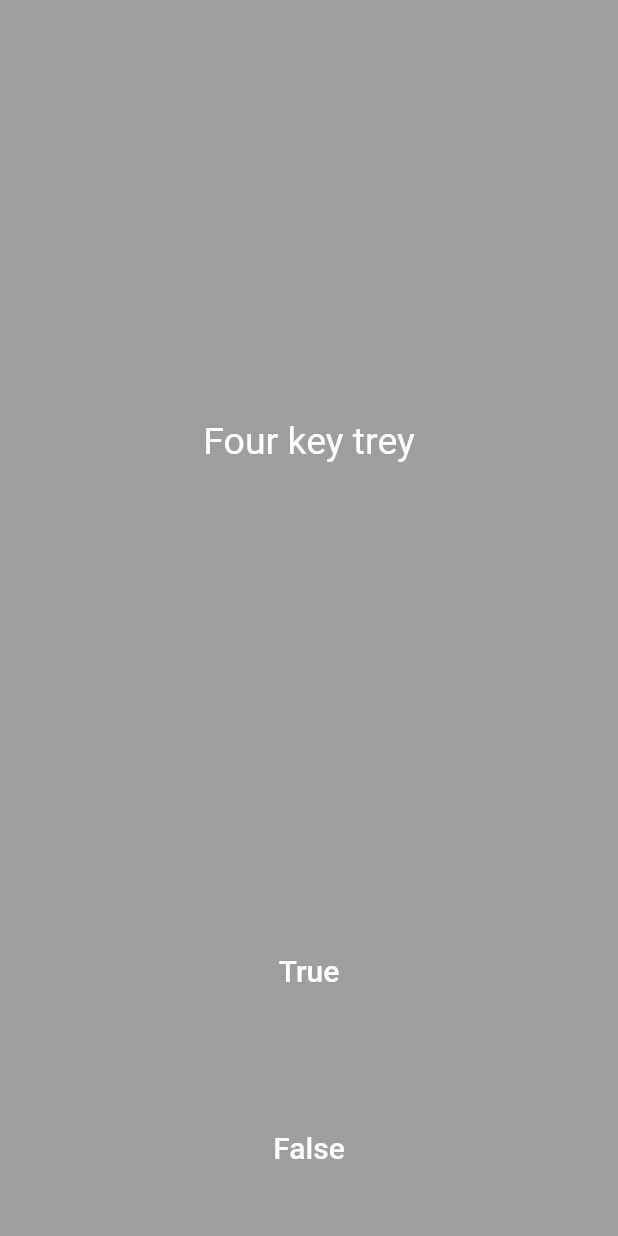
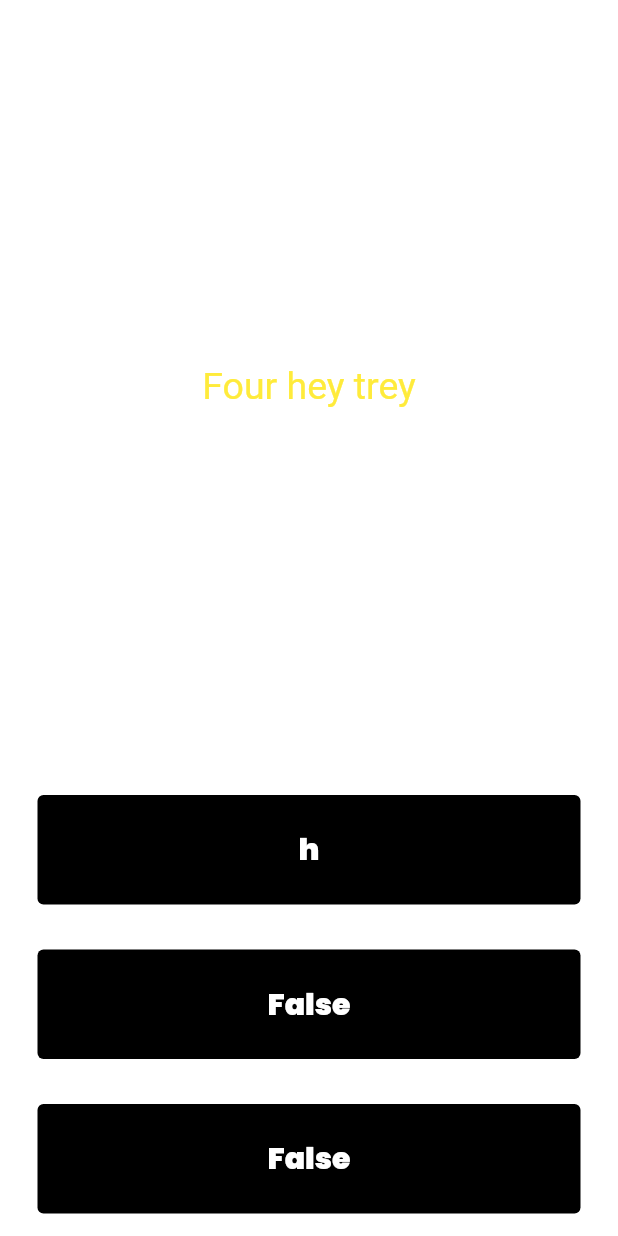
Before and after one commit to ElIJAHflores24/Seremeni, a Flutter app: the Welcome screen opened directly, after a tap on "Travel", on a phone screen of 412 x 824 dp. Run offline on Flutter 3.47's test engine with Material 2 defaults, Android fonts, the phone set to English and light mode, and no system bars; our stand-ins replace firebase_auth, firebase_database, rflutter_alert; missing offline and left inert: firebase_auth_web, firebase_core_web; accounts and stored records are empty.

Commit message:
“7/30commit”

```diff
--- /dev/null
+++ b/lib/models/answer.dart
@@ -0,0 +1,5 @@
+class Answer {
+  String value;
+
+  Answer(this.value);
+}
--- a/lib/models/question.dart
+++ b/lib/models/question.dart
@@ -1,6 +1,9 @@
+import 'package:seremeni/models/answer.dart';
+
 class Question {
   String questionText = '';
-  bool questionAnswer = false;
-  Question(this.questionText, this.questionAnswer);
+  String correctAnswer;
+  List<String> answers =[''];
+
+  Question(this.questionText, this.answers, this.correctAnswer);
 }
-Question newQuestion = Question('text', true);
--- a/lib/screens/authentication/login.dart
+++ b/lib/screens/authentication/login.dart
@@ -131,7 +131,7 @@ class _LoginPageState extends State<LoginPage> {
                                 validator: (value) => value.length < 8
                                     ? "Requires 8 Characters "
                                     : null,
-                                obscureText: false,
+                                obscureText: true,
                                 decoration: InputDecoration(
                                   contentPadding: EdgeInsets.symmetric(
                                     vertical: 0,
--- a/lib/screens/quiz_page.dart
+++ b/lib/screens/quiz_page.dart
@@ -1,5 +1,6 @@
 import 'package:flutter/cupertino.dart';
 import 'package:flutter/material.dart';
+import 'package:seremeni/models/answer.dart';
 import 'package:seremeni/models/quiz.dart';
 import 'package:seremeni/screens/welcome.dart';
 import 'package:seremeni/services/phrases.dart';
@@ -13,7 +14,7 @@ class Quizzler extends StatelessWidget {
   Widget build(BuildContext context) {
     return MaterialApp(
       home: Scaffold(
-        backgroundColor: Colors.grey,
+        backgroundColor: Colors.white,
         body: SafeArea(
           child: Padding(
             padding: EdgeInsets.symmetric(horizontal: 10.0),
@@ -35,12 +36,13 @@ class QuizPage extends StatefulWidget {
 
 class _QuizPageState extends State<QuizPage> {
   List<Icon> scoreKeeper = [];
+//var answers = widget.inputQuiz.getAnswers();
 
   void checkAnswer(
     bool userPickedAnswer,
     Quiz qz,
   ) {
-    bool correctAnswer = qz.getCorrectAnswer();
+    String correctAnswer = qz.getCorrectAnswer();
     setState(() {
       if (qz.isFinished() == true) {
         showCupertinoDialog(
@@ -49,7 +51,7 @@ class _QuizPageState extends State<QuizPage> {
             title: Text('Congratulations you finished'),
             actions: [
               CupertinoDialogAction(
-                child: Text("go back"),
+                child: Text("Go back"),
                 onPressed: () => Navigator.push(
                   context,
                   MaterialPageRoute(builder: (context) => Welcome()),
@@ -93,7 +95,7 @@ class _QuizPageState extends State<QuizPage> {
                 textAlign: TextAlign.center,
                 style: TextStyle(
                   fontSize: 25.0,
-                  color: Colors.white,
+                  color: Colors.yellow,
                 ),
               ),
             ),
@@ -104,11 +106,13 @@ class _QuizPageState extends State<QuizPage> {
             padding: EdgeInsets.all(15.0),
             child: TextButton(
               style: TextButton.styleFrom(
-                backgroundColor: Colors.grey,
+                backgroundColor: Colors.black,
               ),
               child: Text(
-                'True',
+                'h',
+
                 style: TextStyle(
+                  fontFamily: 'poppins',
                   color: Colors.white,
                   fontSize: 20.0,
                 ),
@@ -116,6 +120,9 @@ class _QuizPageState extends State<QuizPage> {
               onPressed: () {
                 //The user picked true.
                 checkAnswer(true, widget.inputQuiz);
+                setState(() {
+
+                });
               },
             ),
           ),
@@ -125,14 +132,31 @@ class _QuizPageState extends State<QuizPage> {
             padding: EdgeInsets.all(15.0),
             child: TextButton(
               style: TextButton.styleFrom(
-                backgroundColor: Colors.grey,
+                backgroundColor: Colors.black,
               ),
               child: Text(
                 'False',
                 style: TextStyle(
-                  fontSize: 20.0,
-                  color: Colors.white,
-                ),
+                    fontSize: 20.0, color: Colors.white, fontFamily: 'poppins'),
+              ),
+              onPressed: () {
+                //The user picked false.
+                checkAnswer(false, widget.inputQuiz);
+              },
+            ),
+          ),
+        ),
+        Expanded(
+          child: Padding(
+            padding: EdgeInsets.all(15.0),
+            child: TextButton(
+              style: TextButton.styleFrom(
+                backgroundColor: Colors.black,
+              ),
+              child: Text(
+                'False',
+                style: TextStyle(
+                    fontSize: 20.0, color: Colors.white, fontFamily: 'poppins'),
               ),
               onPressed: () {
                 //The user picked false.
@@ -148,3 +172,48 @@ class _QuizPageState extends State<QuizPage> {
     );
   }
 }
+
+class QuizPageListView extends StatelessWidget {
+  Quiz q;
+  QuizPageListView({this.q});
+
+  @override
+  Widget build(BuildContext context) {
+    return Column(
+      children: [
+        //Text('${q.questionBankk[index]}')
+        ListView.builder(
+          shrinkWrap: true,
+          physics: NeverScrollableScrollPhysics(),
+          itemCount: q.questionBankk.length,
+
+          itemBuilder: (context, index){
+            return Column(
+              children: [
+                Text('${q.questionBankk[index]}',style: TextStyle(
+                  fontSize: 25.0,
+                  color: Colors.yellow,
+                ),),
+                TextButton(
+
+                  style: TextButton.styleFrom(
+                    backgroundColor: Colors.black,
+                  ),
+                  child: Text(
+                    q.questionBankk[index].answers[index],
+                    style: TextStyle(
+                        fontSize: 20.0, color: Colors.white, fontFamily: 'poppins'),
+                  ),
+                  onPressed: () {
+                    //The user picked false.
+                   // checkAnswer(false, widget.inputQuiz);
+                  },
+                ),
+              ],
+            );
+          })
+
+      ],
+    );
+  }
+}
--- a/lib/screens/welcome.dart
+++ b/lib/screens/welcome.dart
@@ -16,8 +16,8 @@ class Welcome extends StatelessWidget {
           'Overview',
           style: TextStyle(
               color: Colors.black,
-              //fontFamily: 'Poppins',
-              fontSize: 25),
+              fontFamily: 'Poppins',
+              fontSize: 40),
         ),
         actions: <Widget>[
           Padding(
@@ -27,6 +27,7 @@ class Welcome extends StatelessWidget {
                 'images/Flag.png',
               ),
             ),
+
           ),
         ],
       ),
@@ -37,12 +38,17 @@ class Welcome extends StatelessWidget {
           children: [
             Row(
               children: <Widget>[
-                SizedBox(height: 100,),
-                Text(
-                  'Topics',
-                  style: TextStyle(
-                    fontWeight: FontWeight.bold,
-                    fontSize: 25,
+                SizedBox(height: 100, ),
+
+                Padding(
+                  padding: const EdgeInsets.only(left: 60.0),
+                  child: Text(
+                    'Topics',
+                    style: TextStyle(
+                      fontWeight: FontWeight.bold,
+                      fontFamily: 'Poppins',
+                      fontSize: 25,
+                    ),
                   ),
                 ),
                 //SizedBox(height: 10,)
@@ -114,8 +120,9 @@ class DataPanel extends StatelessWidget {
               text,
               style: TextStyle(
                 color: Colors.white,
-                fontSize: 30,
+                fontSize: 20,
                 fontWeight: FontWeight.bold,
+                fontFamily: 'Poppins',
               ),
             ),
             Icon(
--- a/lib/services/phrases.dart
+++ b/lib/services/phrases.dart
@@ -1,3 +1,4 @@
+import 'package:seremeni/models/answer.dart';
 import 'package:seremeni/models/question.dart';
 import 'package:seremeni/models/quiz.dart';
 
@@ -5,19 +6,19 @@ import 'package:seremeni/models/quiz.dart';
 Quiz travelQuiz = Quiz(
 questionNumberr: 0,
 questionBankk: <Question> [
-    Question('Four key trey ', true),
-    Question('Four key trey ', false),
-    Question('Four key trey ', true),
-    Question('Four key trey ', true),
-    Question('Four key trey ', true),
-    Question('Four key trey ', true),
-    Question('Four key trey ', false),
-    Question('Four key trey a sacred place.', true),
-    Question('Four key trey ', false),
-    Question('Four key trey ', true),
-    Question('Four key trey ', true),
-    Question('Four key trey .', true),
-    Question('Four key trey ', true)
+    Question('Four hey trey ', ['word', 'indeed', 'Word'], 'word'),
+    Question('Four key trey ', ['word', 'indeed','EJ'], 'word'),
+    Question('Four key trey ', ['word', 'indeed','EJ'], 'word'),
+    Question('Four key trey ', ['word', 'indeed','EJ'], 'word'),
+    Question('Four key trey ', ['word', 'indeed','EJ'], 'word'),
+    Question('Four key trey ', ['word', 'indeed','EJ'], 'word'),
+    Question('Four key trey ', ['word', 'indeed','EJ'], 'word'),
+    Question('Four key trey a sacred place.',['word', 'indeed','EJ'], 'word' ),
+    Question('Four key trey ', ['word', 'indeed','EJ'], 'word'),
+    Question('Four key trey ', ['word', 'indeed','EJ'], 'word'),
+    Question('Four key trey ', ['word', 'indeed','EJ'], 'word'),
+    Question('Four key trey .', ['word', 'indeed','EJ'], 'word'),
+    Question('Four key trey ', ['word', 'indeed','EJ'], 'word')
   ]
 );
 
@@ -25,18 +26,18 @@ questionBankk: <Question> [
 Quiz animalQuiz = Quiz(
 questionNumberr: 0,
 questionBankk: <Question> [
-    Question('Cat or dog', true),
-    Question('What does Kai say', false),
-    Question('Word', true),
-    Question('Word Indeed', true),
-    Question('Word Indeed', true),
-    Question('Word Indeed', true),
-    Question('hey', false),
-    Question('heyy entitled to a state funeral, because the building is considered too sacred a place.', true),
-    Question('hey', false),
-    Question('hey', true),
-    Question('hey', true),
-    Question('heyugh to kill a small dog.', true),
-    Question('hey', true)
+    Question('Cat or dog',['word', 'indeed',], 'word' ),
+    Question('What does Kai say',['word', 'indeed',], 'word' ),
+    Question('Word',['word', 'indeed',], 'word' ),
+    Question('Word Indeed', ['word', 'indeed',], 'word'),
+    Question('Word Indeed',['word', 'indeed',], 'word' ),
+    Question('Word Indeed', ['word', 'indeed',], 'word'),
+    Question('hey', ['word', 'indeed',], 'word'),
+    Question('heyy entitled to a state funeral, because the building is considered too sacred a place.',['word', 'indeed',], 'word' ),
+    Question('hey', ['word', 'indeed',], 'word'),
+    Question('hey', ['word', 'indeed',], 'word'),
+    Question('hey', ['word', 'indeed',], 'word'),
+    Question('heyugh to kill a small dog.', ['word', 'indeed',], 'word'),
+    Question('hey',['word', 'indeed',], 'word' )
   ]
 );
```
Also changed, not shown: lib/models/quiz.dart (+9 -2 lines), lib/screens/authentication/signup.dart (+5 -3 lines), lib/seed/answer_seed.dart (added, +13 -0 lines), lib/seed/question_seed.dart (added, +21 -0 lines).
